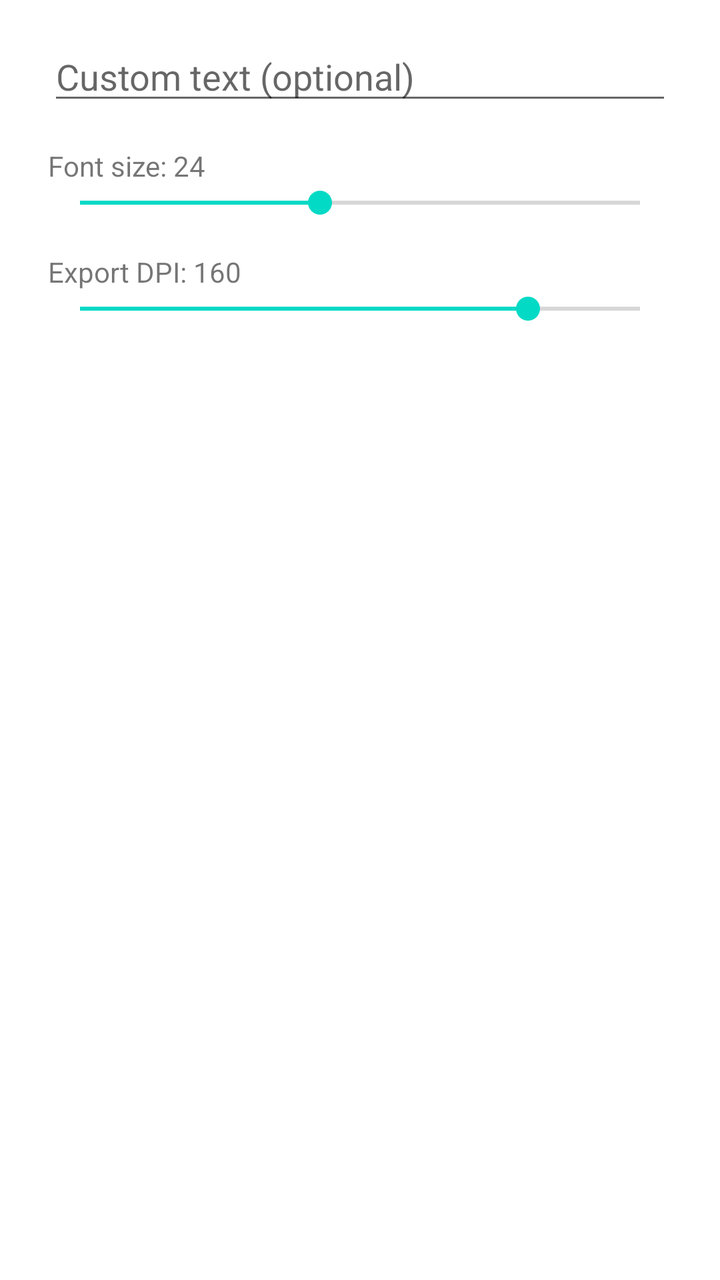
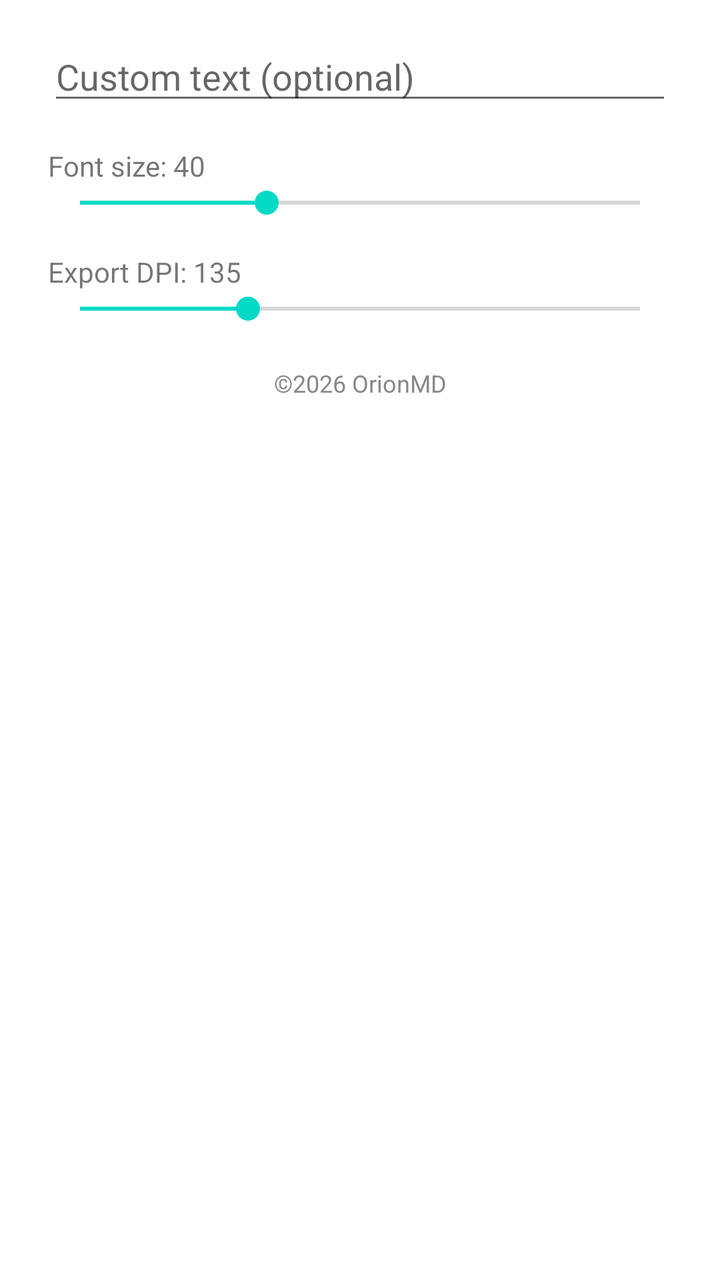

The first picture is an Android layout as it rendered before a commit; the second is the same layout after the commit. The layout source and the unified diff follow.
<!-- AndroidManifest.xml: application theme Theme.WallpaperPicker -->
<!-- res/layout/dialog_wallpaper_text.xml -->
<?xml version="1.0" encoding="utf-8"?>
<LinearLayout xmlns:android="http://schemas.android.com/apk/res/android"
    android:layout_width="match_parent"
    android:layout_height="wrap_content"
    android:orientation="vertical"
    android:paddingStart="24dp"
    android:paddingEnd="24dp"
    android:paddingTop="16dp"
    android:paddingBottom="8dp">

    <EditText
        android:id="@+id/editWallpaperText"
        android:layout_width="match_parent"
        android:layout_height="wrap_content"
        android:hint="@string/custom_text_hint"
        android:maxLines="2"
        android:inputType="textCapSentences" />

    <TextView
        android:id="@+id/labelFontSize"
        android:layout_width="wrap_content"
        android:layout_height="wrap_content"
        android:layout_marginTop="16dp"
        android:text="Font size: 24" />

    
    <SeekBar
        android:id="@+id/seekFontSize"
        android:layout_width="match_parent"
        android:layout_height="wrap_content"
        android:max="28"
        android:progress="12" />

    <TextView
        android:id="@+id/labelDpi"
        android:layout_width="wrap_content"
        android:layout_height="wrap_content"
        android:layout_marginTop="16dp"
        android:text="Export DPI: 160" />

    
    <SeekBar
        android:id="@+id/seekDpi"
        android:layout_width="match_parent"
        android:layout_height="wrap_content"
        android:max="200"
        android:progress="160" />

</LinearLayout>
<!-- resources referenced by this layout -->
<resources>
  <string name="custom_text_hint">Custom text (optional)</string>
  <style name="Theme.WallpaperPicker" parent="Theme.MaterialComponents.DayNight.NoActionBar">
          <item name="android:statusBarColor">@android:color/transparent</item>
          <item name="android:navigationBarColor">@android:color/black</item>
          <item name="android:windowLightStatusBar" tools:targetApi="23">false</item>
          <item name="android:windowDrawsSystemBarBackgrounds">true</item>
      </style>
</resources>

<!-- the commit's change to res/layout/dialog_wallpaper_text.xml (unified diff, before → after) -->
@@ -1,49 +1,66 @@
 <?xml version="1.0" encoding="utf-8"?>
-<LinearLayout xmlns:android="http://schemas.android.com/apk/res/android"
+<ScrollView xmlns:android="http://schemas.android.com/apk/res/android"
     android:layout_width="match_parent"
     android:layout_height="wrap_content"
-    android:orientation="vertical"
-    android:paddingStart="24dp"
-    android:paddingEnd="24dp"
-    android:paddingTop="16dp"
-    android:paddingBottom="8dp">
+    android:fillViewport="true">
 
-    <EditText
-        android:id="@+id/editWallpaperText"
+    <LinearLayout
         android:layout_width="match_parent"
         android:layout_height="wrap_content"
-        android:hint="@string/custom_text_hint"
-        android:maxLines="2"
-        android:inputType="textCapSentences" />
+        android:orientation="vertical"
+        android:paddingStart="24dp"
+        android:paddingEnd="24dp"
+        android:paddingTop="16dp"
+        android:paddingBottom="8dp">
 
-    <TextView
-        android:id="@+id/labelFontSize"
-        android:layout_width="wrap_content"
-        android:layout_height="wrap_content"
-        android:layout_marginTop="16dp"
-        android:text="Font size: 24" />
+        <EditText
+            android:id="@+id/editWallpaperText"
+            android:layout_width="match_parent"
+            android:layout_height="wrap_content"
+            android:hint="@string/custom_text_hint"
+            android:maxLines="2"
+            android:inputType="textCapSentences" />
 
-    
-    <SeekBar
-        android:id="@+id/seekFontSize"
-        android:layout_width="match_parent"
-        android:layout_height="wrap_content"
-        android:max="28"
-        android:progress="12" />
+        <TextView
+            android:id="@+id/labelFontSize"
+            android:layout_width="wrap_content"
+            android:layout_height="wrap_content"
+            android:layout_marginTop="16dp"
+            android:text="Font size: 40" />
 
-    <TextView
-        android:id="@+id/labelDpi"
-        android:layout_width="wrap_content"
-        android:layout_height="wrap_content"
-        android:layout_marginTop="16dp"
-        android:text="Export DPI: 160" />
+        
+        <SeekBar
+            android:id="@+id/seekFontSize"
+            android:layout_width="match_parent"
+            android:layout_height="wrap_content"
+            android:max="30"
+            android:progress="10" />
 
-    
-    <SeekBar
-        android:id="@+id/seekDpi"
-        android:layout_width="match_parent"
-        android:layout_height="wrap_content"
-        android:max="200"
-        android:progress="160" />
+        <TextView
+            android:id="@+id/labelDpi"
+            android:layout_width="wrap_content"
+            android:layout_height="wrap_content"
+            android:layout_marginTop="16dp"
+            android:text="Export DPI: 135" />
 
-</LinearLayout>
+        
+        <SeekBar
+            android:id="@+id/seekDpi"
+            android:layout_width="match_parent"
+            android:layout_height="wrap_content"
+            android:max="50"
+            android:progress="15" />
+
+        <TextView
+            android:layout_width="match_parent"
+            android:layout_height="wrap_content"
+            android:layout_marginTop="20dp"
+            android:layout_marginBottom="4dp"
+            android:gravity="center"
+            android:text="@string/footer_copyright"
+            android:textColor="#888888"
+            android:textSize="12sp" />
+
+    </LinearLayout>
+
+</ScrollView>
<!-- resource entries referenced after the edit -->
@@ -1,6 +1,7 @@
 <!-- resources referenced by this layout -->
 <resources>
   <string name="custom_text_hint">Custom text (optional)</string>
+  <string name="footer_copyright">©2026 OrionMD</string>
   <style name="Theme.WallpaperPicker" parent="Theme.MaterialComponents.DayNight.NoActionBar">
           <item name="android:statusBarColor">@android:color/transparent</item>
           <item name="android:navigationBarColor">@android:color/black</item>
